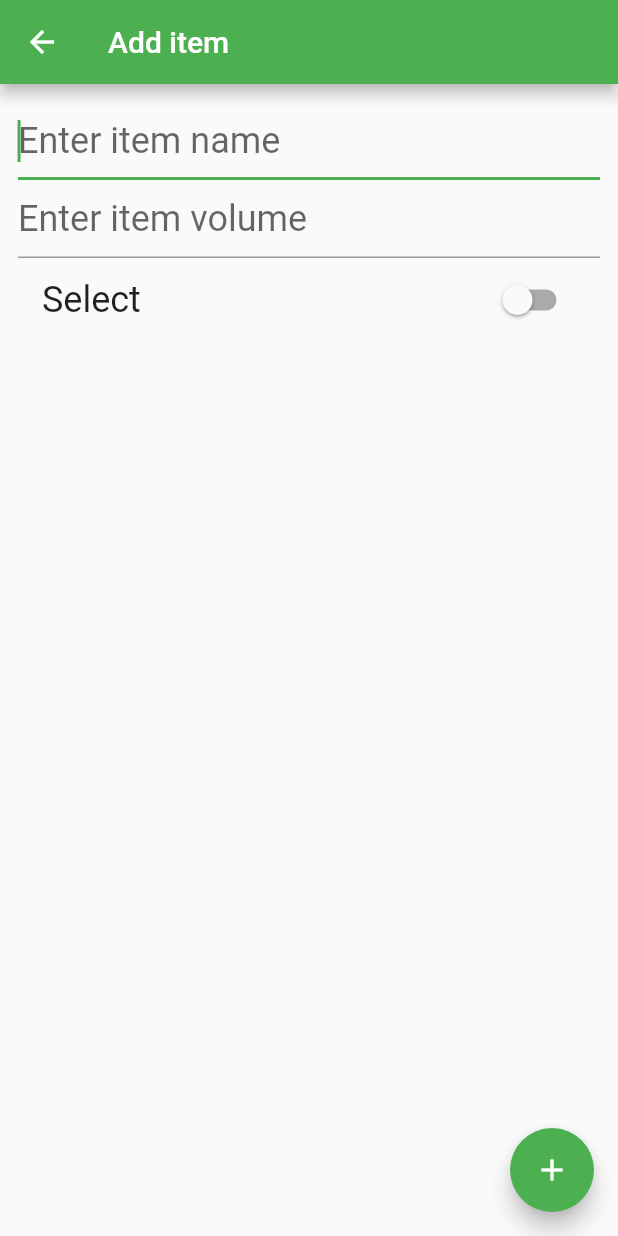
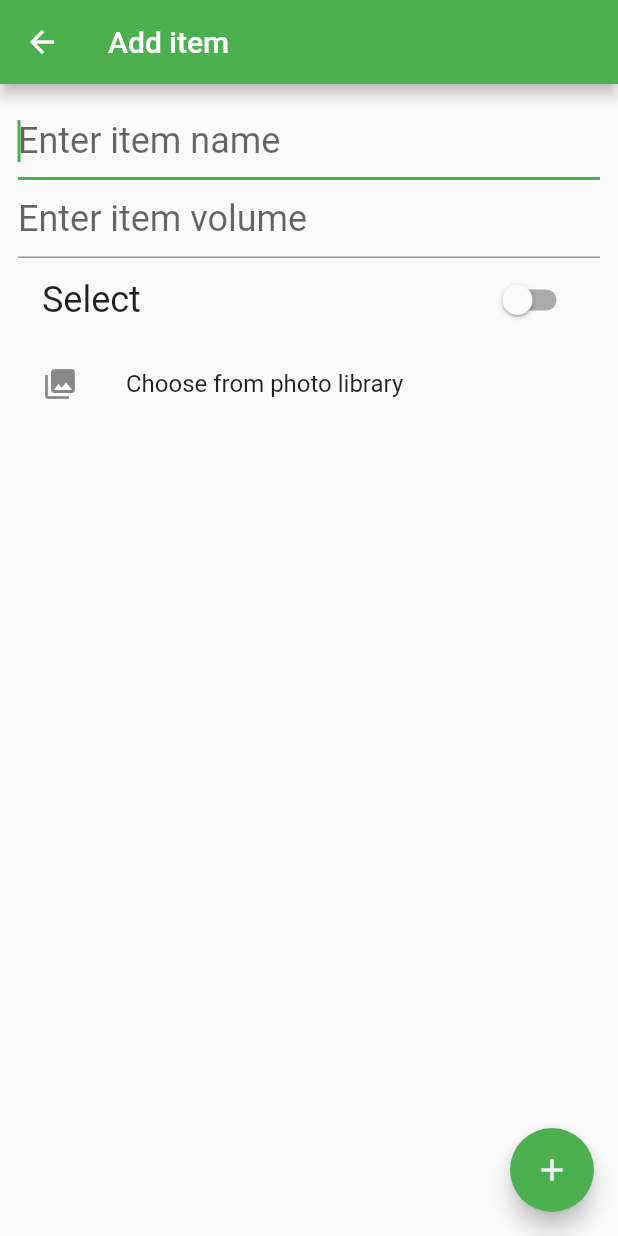
Before and after one commit to mdolinin/yapa, a Flutter app: the AddEditScreen screen opened by its route, on a phone screen of 412 x 824 dp. Run offline on Flutter 3.47's test engine with Material 2 defaults, Android fonts, the phone set to English and light mode, and no system bars; our stand-ins replace bloc, equatable, flutter_bloc, image_picker, transparent_image.

Commit message:
Add ability to select image from photo library on add/edit item screen

```diff
--- a/lib/screens/add_edit_screen.dart
+++ b/lib/screens/add_edit_screen.dart
@@ -1,4 +1,8 @@
+import 'dart:io';
+
 import 'package:flutter/material.dart';
+import 'package:image_picker/image_picker.dart';
+import 'package:transparent_image/transparent_image.dart';
 import 'package:yapa/models/item.dart';
 
 typedef OnSaveCallback = Function(Item item);
@@ -21,6 +25,16 @@ class _AddEditScreenState extends State<AddEditScreen> {
   Item _item;
 
   bool get isEditing => widget.isEditing;
+
+  String _path = null;
+
+  void _showPhotoLibrary() async {
+    final file = await ImagePicker.pickImage(source: ImageSource.gallery);
+    print(file.path);
+    setState(() {
+      _path = file.path;
+    });
+  }
 
   @override
   Widget build(BuildContext context) {
@@ -69,7 +83,17 @@ class _AddEditScreenState extends State<AddEditScreen> {
                     _item = _item.copyWith(selected: value);
                   });
                 },
-              )
+              ),
+              ListTile(
+                onTap: () {
+                    _showPhotoLibrary();
+                },
+                leading: Icon(Icons.photo_library),
+                title: Text("Choose from photo library"),
+              ),
+              _path == null
+                  ? Image.memory(kTransparentImage)
+                  : Image.file(File(_path)),
             ],
           ),
         ),
--- a/pubspec.yaml
+++ b/pubspec.yaml
@@ -14,6 +14,8 @@ dependencies:
   flutter_bloc: ^3.2.0
   equatable: ^1.1.0
   uuid: ^2.0.4
+  image_picker: ^0.6.4
+  transparent_image: ^1.0.0
 
 dev_dependencies:
   flutter_test:
```
Also changed, not shown: pubspec.lock, 7 other files.
